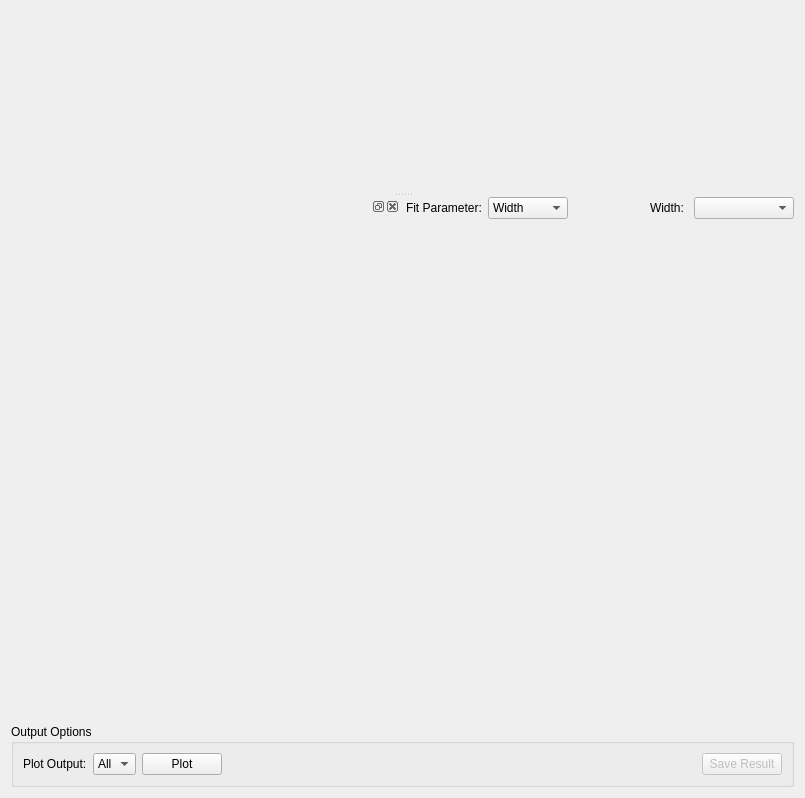
Qt form qt/scientific_interfaces/Indirect/JumpFit.ui (mantidproject/mantid) before a commit.
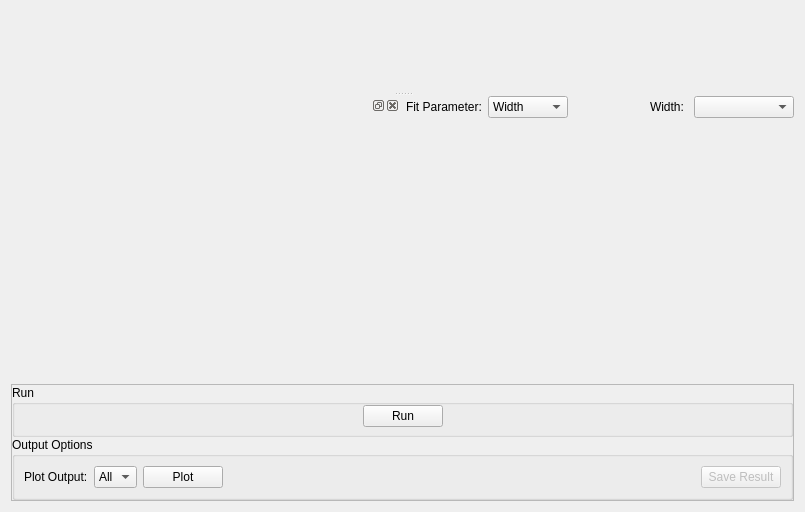
The same form after that commit. Custom widgets are drawn as their Qt base class.

Commit message: Move Run button to allow disabling Refs #22844

```diff
--- a/qt/scientific_interfaces/Indirect/JumpFit.ui
+++ b/qt/scientific_interfaces/Indirect/JumpFit.ui
@@ -7,7 +7,7 @@
     <x>0</x>
     <y>0</y>
     <width>805</width>
-    <height>798</height>
+    <height>512</height>
    </rect>
   </property>
   <property name="windowTitle">
@@ -137,7 +137,77 @@
         </layout>
        </item>
        <item>
-        <layout class="QHBoxLayout" name="loOutput">
+        <widget class="QFrame" name="fResults">
+         <property name="frameShape">
+          <enum>QFrame::StyledPanel</enum>
+         </property>
+         <property name="frameShadow">
+          <enum>QFrame::Raised</enum>
+         </property>
+         <layout class="QVBoxLayout" name="verticalLayout_3">
+          <property name="spacing">
+           <number>0</number>
+          </property>
+          <property name="leftMargin">
+           <number>0</number>
+          </property>
+          <property name="topMargin">
+           <number>0</number>
+          </property>
+          <property name="rightMargin">
+           <number>0</number>
+          </property>
+          <property name="bottomMargin">
+           <number>0</number>
+          </property>
+          <item>
+           <widget class="QGroupBox" name="gbRun">
+            <property name="title">
+             <string>Run</string>
+            </property>
+            <layout class="QHBoxLayout" name="horizontalLayout_2">
+             <property name="topMargin">
+              <number>0</number>
+             </property>
+             <property name="bottomMargin">
+              <number>7</number>
+             </property>
+             <item>
+              <spacer name="horizontalSpacer_2">
+               <property name="orientation">
+                <enum>Qt::Horizontal</enum>
+               </property>
+               <property name="sizeHint" stdset="0">
+                <size>
+                 <width>40</width>
+                 <height>20</height>
+                </size>
+               </property>
+              </spacer>
+             </item>
+             <item>
+              <widget class="QPushButton" name="pbRun">
+               <property name="text">
+                <string>Run</string>
+               </property>
+              </widget>
+             </item>
+             <item>
+              <spacer name="horizontalSpacer_3">
+               <property name="orientation">
+                <enum>Qt::Horizontal</enum>
+               </property>
+               <property name="sizeHint" stdset="0">
+                <size>
+                 <width>40</width>
+                 <height>20</height>
+                </size>
+               </property>
+              </spacer>
+             </item>
+            </layout>
+           </widget>
+          </item>
          <item>
           <widget class="QGroupBox" name="gbOutput">
            <property name="title">
@@ -194,6 +264,7 @@
           </widget>
          </item>
         </layout>
+        </widget>
        </item>
       </layout>
      </widget>
```
Lines whose indentation alone changed are shown as unchanged. The commit also changes 23 other files.
